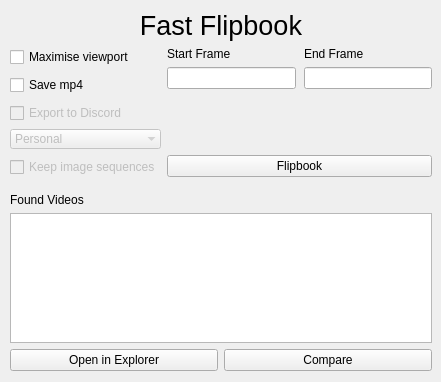
The window that utils/FastFlipbook.ui (KieranAdams3D/FastFlipbook) describes before a commit, drawn with Qt 5.
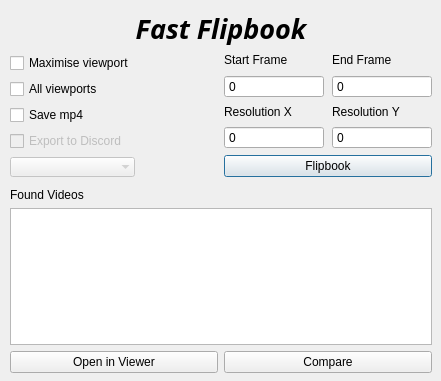
The same window after the commit.

What changed in the file:
```diff
--- a/utils/FastFlipbook.ui
+++ b/utils/FastFlipbook.ui
@@ -1,34 +1,56 @@
 <?xml version="1.0" encoding="UTF-8"?>
 <ui version="4.0">
- <class>MainWindow</class>
- <widget class="QMainWindow" name="MainWindow">
+ <class>Dialog</class>
+ <widget class="QDialog" name="Dialog">
   <property name="geometry">
    <rect>
     <x>0</x>
     <y>0</y>
     <width>441</width>
-    <height>382</height>
+    <height>381</height>
    </rect>
   </property>
-  <property name="focusPolicy">
-   <enum>Qt::NoFocus</enum>
+  <property name="sizePolicy">
+   <sizepolicy hsizetype="Preferred" vsizetype="Preferred">
+    <horstretch>0</horstretch>
+    <verstretch>0</verstretch>
+   </sizepolicy>
+  </property>
+  <property name="minimumSize">
+   <size>
+    <width>441</width>
+    <height>381</height>
+   </size>
+  </property>
+  <property name="maximumSize">
+   <size>
+    <width>441</width>
+    <height>381</height>
+   </size>
   </property>
   <property name="windowTitle">
    <string>Fast Flipbook</string>
   </property>
-  <widget class="QWidget" name="centralwidget">
    <widget class="QWidget" name="verticalLayoutWidget_3">
     <property name="geometry">
      <rect>
       <x>10</x>
       <y>10</y>
       <width>422</width>
-      <height>361</height>
+     <height>363</height>
      </rect>
     </property>
     <layout class="QVBoxLayout" name="verticalLayout_3">
      <item>
       <widget class="QLabel" name="Title">
+      <property name="font">
+       <font>
+        <family>Montserrat SemiBold</family>
+        <weight>75</weight>
+        <italic>true</italic>
+        <bold>true</bold>
+       </font>
+      </property>
        <property name="styleSheet">
         <string notr="true"/>
        </property>
@@ -52,20 +74,11 @@
           </widget>
          </item>
          <item>
-          <spacer name="verticalSpacer_3">
-           <property name="orientation">
-            <enum>Qt::Vertical</enum>
-           </property>
-           <property name="sizeType">
-            <enum>QSizePolicy::Fixed</enum>
-           </property>
-           <property name="sizeHint" stdset="0">
-            <size>
-             <width>20</width>
-             <height>2</height>
-            </size>
-           </property>
-          </spacer>
+         <widget class="QCheckBox" name="CB_allViewports">
+          <property name="text">
+           <string>All viewports</string>
+          </property>
+         </widget>
          </item>
          <item>
           <widget class="QCheckBox" name="CB_saveVideo">
@@ -74,22 +87,6 @@
            </property>
           </widget>
          </item>
-         <item>
-          <spacer name="verticalSpacer_4">
-           <property name="orientation">
-            <enum>Qt::Vertical</enum>
-           </property>
-           <property name="sizeType">
-            <enum>QSizePolicy::Fixed</enum>
-           </property>
-           <property name="sizeHint" stdset="0">
-            <size>
-             <width>20</width>
-             <height>2</height>
-            </size>
-           </property>
-          </spacer>
-         </item>
          <item>
           <widget class="QCheckBox" name="CB_pushToDiscord">
            <property name="enabled">
@@ -111,50 +108,22 @@
            <property name="frame">
             <bool>false</bool>
            </property>
-           <item>
-            <property name="text">
-             <string>Personal</string>
-            </property>
-           </item>
-           <item>
-            <property name="text">
-             <string>Upheaval</string>
-            </property>
-           </item>
-           <item>
-            <property name="text">
-             <string>Flying Squirrel</string>
-            </property>
-           </item>
-          </widget>
-         </item>
+         </widget>
+        </item>
+       </layout>
+      </item>
          <item>
-          <spacer name="verticalSpacer_5">
+       <spacer name="horizontalSpacer">
            <property name="orientation">
-            <enum>Qt::Vertical</enum>
-           </property>
-           <property name="sizeType">
-            <enum>QSizePolicy::Fixed</enum>
+         <enum>Qt::Horizontal</enum>
            </property>
            <property name="sizeHint" stdset="0">
             <size>
              <width>20</width>
-             <height>2</height>
+          <height>20</height>
             </size>
            </property>
           </spacer>
-         </item>
-         <item>
-          <widget class="QCheckBox" name="CB_saveImages">
-           <property name="enabled">
-            <bool>false</bool>
-           </property>
-           <property name="text">
-            <string>Keep image sequences</string>
-           </property>
-          </widget>
-         </item>
-        </layout>
        </item>
        <item>
         <layout class="QVBoxLayout" name="verticalLayout_2">
@@ -166,11 +135,24 @@
            <property name="verticalSpacing">
             <number>6</number>
            </property>
-           <item row="2" column="1">
-            <widget class="QLineEdit" name="TXT_endFrame"/>
-           </item>
-           <item row="2" column="0" alignment="Qt::AlignTop">
-            <widget class="QLineEdit" name="TXT_startFrame"/>
+          <item row="2" column="0">
+           <widget class="QSpinBox" name="SB_startFrame">
+            <property name="minimumSize">
+             <size>
+              <width>100</width>
+              <height>0</height>
+             </size>
+            </property>
+            <property name="buttonSymbols">
+             <enum>QAbstractSpinBox::NoButtons</enum>
+            </property>
+            <property name="minimum">
+             <number>0</number>
+            </property>
+            <property name="maximum">
+             <number>999999</number>
+            </property>
+           </widget>
            </item>
            <item row="1" column="1" alignment="Qt::AlignTop">
             <widget class="QLabel" name="label_2">
@@ -179,6 +161,68 @@
              </property>
             </widget>
            </item>
+          <item row="3" column="0">
+           <widget class="QLabel" name="label_3">
+            <property name="text">
+             <string>Resolution X</string>
+            </property>
+           </widget>
+          </item>
+          <item row="2" column="1">
+           <widget class="QSpinBox" name="SB_endFrame">
+            <property name="minimumSize">
+             <size>
+              <width>100</width>
+              <height>0</height>
+             </size>
+            </property>
+            <property name="buttonSymbols">
+             <enum>QAbstractSpinBox::NoButtons</enum>
+            </property>
+            <property name="maximum">
+             <number>999999</number>
+            </property>
+           </widget>
+          </item>
+          <item row="4" column="1">
+           <widget class="QSpinBox" name="SB_yResolution">
+            <property name="minimumSize">
+             <size>
+              <width>100</width>
+              <height>0</height>
+             </size>
+            </property>
+            <property name="buttonSymbols">
+             <enum>QAbstractSpinBox::NoButtons</enum>
+            </property>
+            <property name="maximum">
+             <number>999999</number>
+            </property>
+           </widget>
+          </item>
+          <item row="4" column="0">
+           <widget class="QSpinBox" name="SB_xResolution">
+            <property name="minimumSize">
+             <size>
+              <width>100</width>
+              <height>0</height>
+             </size>
+            </property>
+            <property name="buttonSymbols">
+             <enum>QAbstractSpinBox::NoButtons</enum>
+            </property>
+            <property name="maximum">
+             <number>999999</number>
+            </property>
+           </widget>
+          </item>
+          <item row="3" column="1">
+           <widget class="QLabel" name="label_5">
+            <property name="text">
+             <string>Resolution Y</string>
+            </property>
+           </widget>
+          </item>
            <item row="1" column="0" alignment="Qt::AlignTop">
             <widget class="QLabel" name="label">
              <property name="text">
@@ -188,22 +232,6 @@
            </item>
           </layout>
          </item>
-         <item>
-          <spacer name="verticalSpacer">
-           <property name="orientation">
-            <enum>Qt::Vertical</enum>
-           </property>
-           <property name="sizeType">
-            <enum>QSizePolicy::Fixed</enum>
-           </property>
-           <property name="sizeHint" stdset="0">
-            <size>
-             <width>20</width>
-             <height>60</height>
-            </size>
-           </property>
-          </spacer>
-         </item>
          <item>
           <widget class="QPushButton" name="PB_flipbook">
            <property name="sizePolicy">
@@ -232,7 +260,7 @@
        <property name="sizeHint" stdset="0">
         <size>
          <width>20</width>
-         <height>10</height>
+        <height>5</height>
         </size>
        </property>
       </spacer>
@@ -248,6 +276,9 @@
        </item>
        <item>
         <widget class="QListWidget" name="LW_videoList">
+        <property name="enabled">
+         <bool>true</bool>
+        </property>
          <property name="selectionMode">
           <enum>QAbstractItemView::ContiguousSelection</enum>
          </property>
@@ -261,7 +292,7 @@
          <item>
           <widget class="QPushButton" name="PB_openSelection">
            <property name="text">
-            <string>Open in Explorer</string>
+           <string>Open in Viewer</string>
            </property>
           </widget>
          </item>
@@ -277,7 +308,6 @@
       </layout>
      </item>
     </layout>
-   </widget>
   </widget>
  </widget>
  <resources/>
```
Left out of the diff: 2 changed lines with no effect on the pictures. Lines whose indentation alone changed are shown as unchanged.
